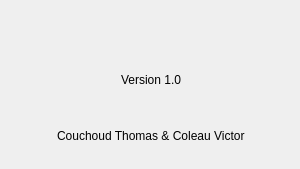
Above: Projet/AboutDialog.ui from RakSrinaNa/DI4---QT before the change. Below: the same form after it.
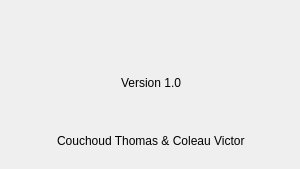
That is the form after the change. Icons and pictures are not drawn.

Patch:
```diff
--- a/Projet/AboutDialog.ui
+++ b/Projet/AboutDialog.ui
@@ -19,7 +19,7 @@
      <x>0</x>
      <y>0</y>
      <width>302</width>
-     <height>160</height>
+     <height>166</height>
     </rect>
    </property>
    <layout class="QVBoxLayout" name="verticalLayout">
```
Left out of the diff: 2 changed lines with no effect on the pictures.
